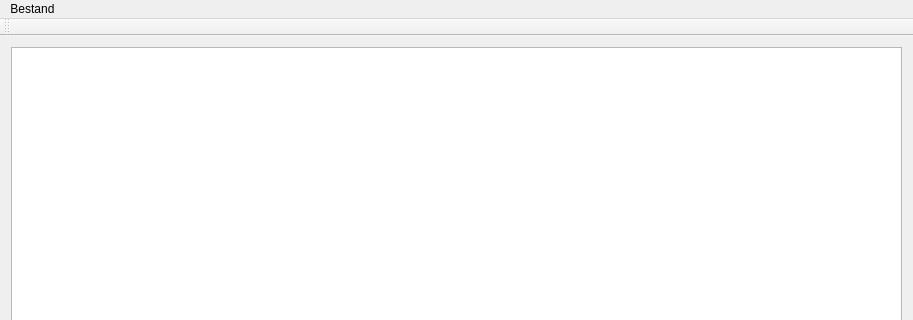
The window that mainwindow.ui (waternet/drijfvuil_labeler) describes before a commit, drawn with Qt 5; both pictures show x 0 to 913 and y 0 to 320 of the 913 by 606 pixel window.
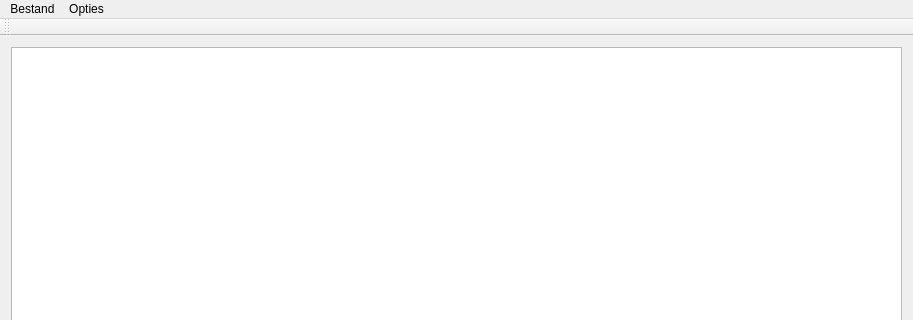
The same window after the commit.

```diff
--- a/mainwindow.ui
+++ b/mainwindow.ui
@@ -67,7 +67,14 @@
     <addaction name="separator"/>
     <addaction name="actionStoppen"/>
    </widget>
+   <widget class="QMenu" name="menuOpties">
+    <property name="title">
+     <string>Opties</string>
+    </property>
+    <addaction name="actionInstellingen"/>
+   </widget>
    <addaction name="menuBestand"/>
+   <addaction name="menuOpties"/>
   </widget>
   <widget class="QToolBar" name="mainToolBar">
    <attribute name="toolBarArea">
```
Left out of the diff: 5 changed lines with no effect on the pictures.
